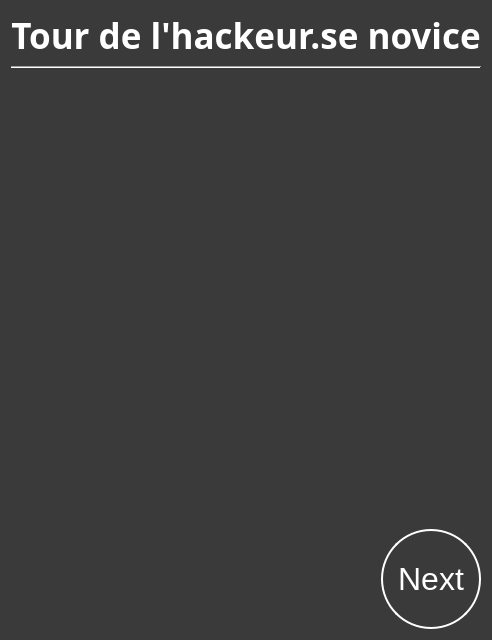
Qt form SporzOBC-WAL/code/resources/Phases/Night/NoviceHacker/turn.ui (Eben-Epi/SporzOBC) before a commit.
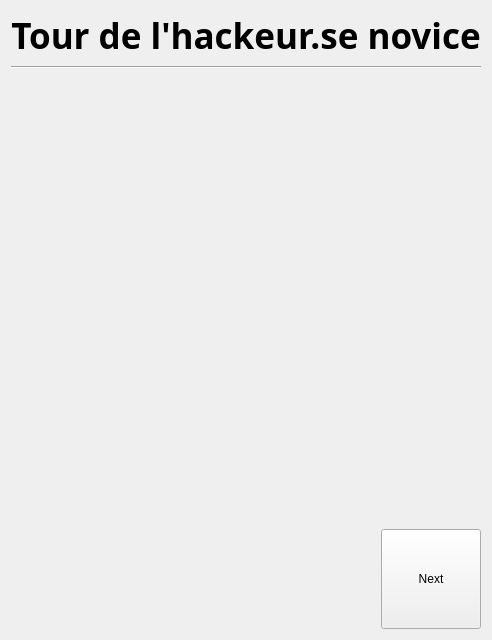
The same form after that commit.

Commit message: Changed style management of application (will need to use scratchpad pour a lot of night ui views)

```diff
--- a/SporzOBC-WAL/code/resources/Phases/Night/NoviceHacker/turn.ui
+++ b/SporzOBC-WAL/code/resources/Phases/Night/NoviceHacker/turn.ui
@@ -13,23 +13,7 @@
   <property name="windowTitle">
    <string>Form</string>
   </property>
-  <property name="styleSheet">
-   <string notr="true">#NoviceHackerTurn {
-    background-color: rgb(58, 58, 58);;
-    }
-
-QLabel {
-	color:white;
-}
-
-QPushButton  {
-    border: 2px solid white;
-    background-color: rgb(58, 58, 58);
-    padding: 10px 10px;
-    font-size: 32px;
-	color:white;
-    border-radius: 50px;
-}</string>
+  <property name="styleSheet"><string notr="true"/>
   </property>
   <layout class="QGridLayout" name="gridLayout">
    <item row="0" column="0">
```
The commit also changes 109 other files.
